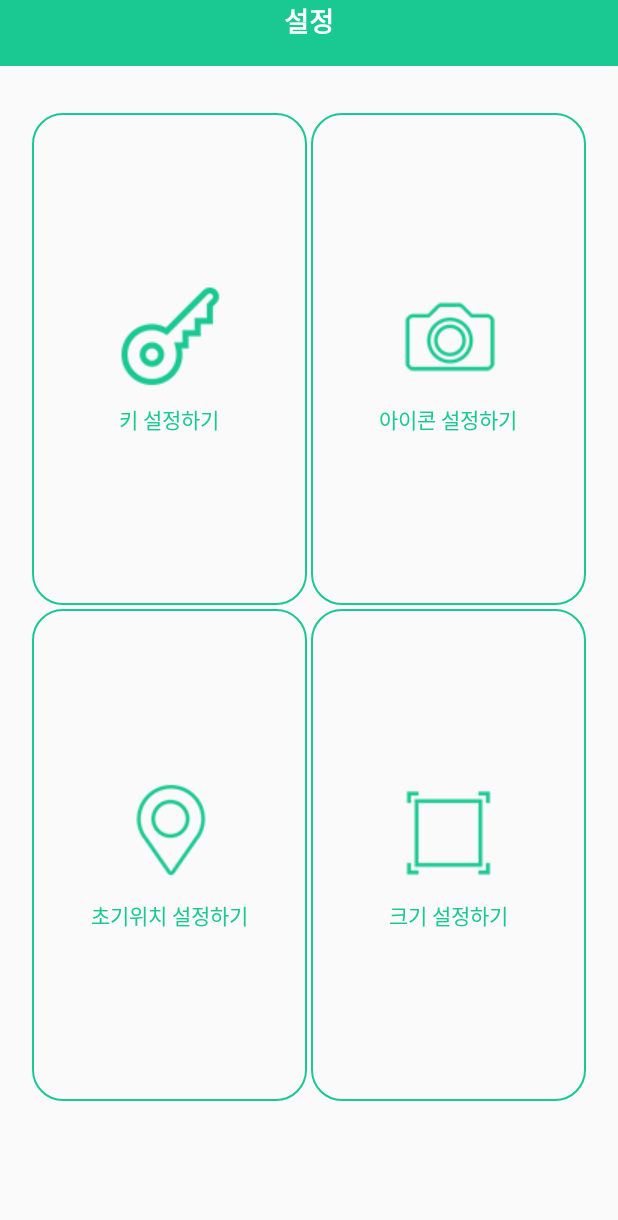
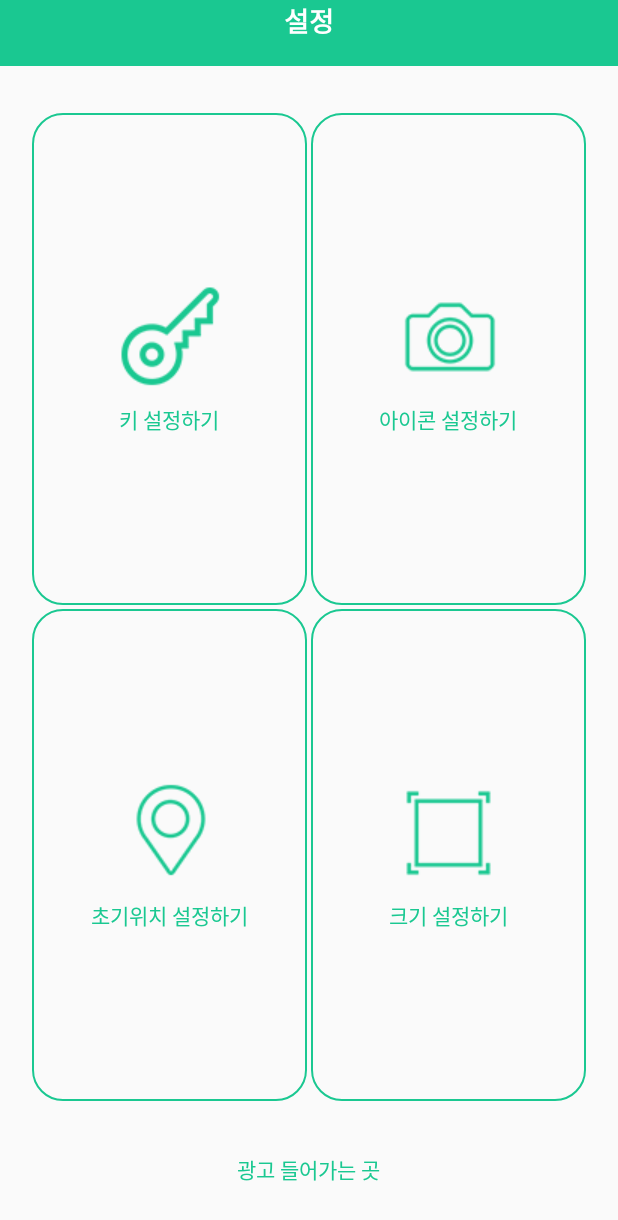
Before and after one commit to jungjusung/CNG, an Android app: the SettingActivity screen opened directly, with no data from a screen before it, on a phone screen of 412 x 824 dp. Shown: the top 1220 px of the screen. Run offline under Robolectric (Android 15) with nearby library versions, the phone set to English and light mode, and no system bars.

Commit message:
Revert "adMob 추가"
This reverts commit c14369c06dccd80bde54ebe073557a57d3a5601e.

```diff
--- a/app/build.gradle
+++ b/app/build.gradle
@@ -25,6 +25,5 @@ dependencies {
         exclude group: 'com.android.support', module: 'support-annotations'
     })
     compile 'com.android.support:appcompat-v7:24.2.1'
-    compile 'com.google.android.gms:play-services:6.+'
     testCompile 'junit:junit:4.12'
 }
--- a/app/src/main/java/com/example/user/gnc/SettingActivity.java
+++ b/app/src/main/java/com/example/user/gnc/SettingActivity.java
@@ -21,8 +21,6 @@ import android.widget.Toast;
 import com.example.user.gnc.com.example.user.gnc.settings.KeySettingActivity;
 import com.example.user.gnc.com.example.user.gnc.settings.LocationSettingActivity;
 import com.example.user.gnc.com.example.user.gnc.settings.SizeSettingActivity;
-import com.google.android.gms.ads.AdRequest;
-import com.google.android.gms.ads.AdView;
 
 import java.io.FileNotFoundException;
 import java.io.IOException;
@@ -46,11 +44,6 @@ public class SettingActivity extends Activity {
     protected void onCreate(Bundle savedInstanceState) {
         super.onCreate(savedInstanceState);
         setContentView(R.layout.setting_layout);
-
-        AdView mAdView = (AdView) findViewById(R.id.adView);
-        AdRequest adRequest = new AdRequest.Builder().build();
-        mAdView.loadAd(adRequest);
-
         bt_key = (LinearLayout) findViewById(R.id.bt_key);
         bt_icon = (LinearLayout) findViewById(R.id.bt_icon);
         bt_size = (LinearLayout) findViewById(R.id.bt_size);
--- a/app/src/main/res/layout/setting_layout.xml
+++ b/app/src/main/res/layout/setting_layout.xml
@@ -146,23 +146,16 @@
         </LinearLayout>
     </LinearLayout>
 
-    <RelativeLayout
-        xmlns:ads="http://schemas.android.com/apk/res-auto"
+    <LinearLayout
         android:layout_width="match_parent"
         android:layout_height="0dp"
         android:layout_weight="2"
         android:gravity="center">
 
-
-        <com.google.android.gms.ads.AdView
-            android:id="@+id/adView"
+        <TextView
             android:layout_width="wrap_content"
             android:layout_height="wrap_content"
-            android:layout_centerHorizontal="true"
-            android:layout_alignParentBottom="true"
-            ads:adSize="BANNER"
-            ads:adUnitId="ca-app-pub-5272695963972081/8136058254">
-        </com.google.android.gms.ads.AdView>
-
-    </RelativeLayout>
+            android:textColor="#1ac891"
+            android:text="광고 들어가는 곳" />
+    </LinearLayout>
 </LinearLayout>
--- a/app/src/main/res/values/strings.xml
+++ b/app/src/main/res/values/strings.xml
@@ -3,5 +3,4 @@
     <string name="loading" >로딩중</string>
     <string name="menu_download" >다운로드</string>
     <string name="menu_all" >전체</string>
-    <string name="banner_ad_unit_id_choice">ca-app-pub-5272695963972081/8136058254</string>
 </resources>
```
Also changed, not shown: app/src/main/AndroidManifest.xml (+3 -11 lines).
